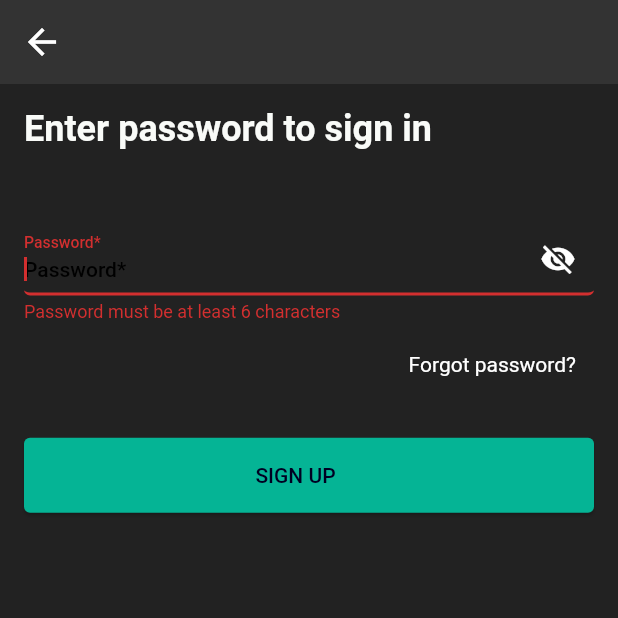
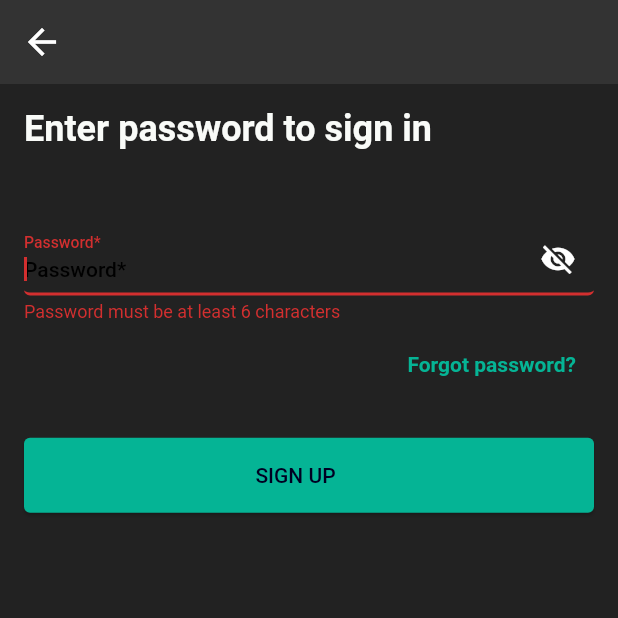
Before and after one commit to alainjr10/decor-ride, a Flutter app: the EnterPasswordScreen screen opened directly with empty values, after a tap on "SIGN UP", on a phone screen of 412 x 824 dp, the top half of it. Run offline on Flutter 3.47's test engine with Material 2 defaults, Android fonts, the light colour scheme and no system bars; our stand-ins replace cloud_firestore, dartz, firebase_auth, firebase_core, flutter_hooks, flutter_rating_bar and 7 more; missing offline and left inert: ar_flutter_plugin, arcore_flutter_plugin, model_viewer_plus; accounts and stored records are empty.

Commit message:
login now done

```diff
--- a/lib/app/providers/global_providers.dart
+++ b/lib/app/providers/global_providers.dart
@@ -8,3 +8,5 @@ final passwordValueProvider = StateProvider<AuthValueFailure>(
     (ref) => const AuthValueFailure.shortPassword(failedValue: ""));
 
 final togglePasswordVisibilityProvider = StateProvider<bool>((ref) => true);
+
+final logoutUserProvider = StateProvider<bool>((ref) => false);
--- a/lib/features/auth/data/repositories/auth_repo_impl.dart
+++ b/lib/features/auth/data/repositories/auth_repo_impl.dart
@@ -55,7 +55,8 @@ class AuthRepoImpl implements RegisterRepo, SignInRepo {
     try {
       return firebaseAuthApi.signInWithEmailAndPassword(signInUserEntity);
     } catch (e, stackTrace) {
-      "Error signing in user: $e, With Stacktrace: $stackTrace".log();
+      "From auth repo (not auth api impl) Error signing in user: $e, With Stacktrace: $stackTrace"
+          .log();
       rethrow;
     }
   }
--- a/lib/features/auth/presentation/providers/check_user_email_provider.dart
+++ b/lib/features/auth/presentation/providers/check_user_email_provider.dart
@@ -21,6 +21,7 @@ class CheckUserEmailNotifier extends StateNotifier<AsyncValue<bool>> {
       "about to check user email".log();
       // Future.delayed(const Duration(seconds: 2));
       final result = await checkUserEmailUseCase(email);
+      // "finished checking user email and value is $result".log();
       state = AsyncValue.data(result);
     } catch (e, stackTrace) {
       state = AsyncValue.error(e, stackTrace);
--- a/lib/features/auth/presentation/providers/states/auth_states.dart
+++ b/lib/features/auth/presentation/providers/states/auth_states.dart
@@ -25,6 +25,7 @@ class AuthStates with _$AuthStates {
     required bool isSubmitting,
     required bool showError,
     required bool authSuccess,
+    required String errorMessage,
     required Option<Either<AuthFailures, Unit>> authFailureOrSuccess,
   }) = _AuthStates;
 
@@ -34,5 +35,6 @@ class AuthStates with _$AuthStates {
       showError: false,
       isSubmitting: false,
       authSuccess: false,
+      errorMessage: "",
       authFailureOrSuccess: none());
 }
--- a/lib/features/auth/presentation/screens/password_screen.dart
+++ b/lib/features/auth/presentation/screens/password_screen.dart
@@ -1,7 +1,10 @@
 import 'package:decor_ride/app/providers/global_providers.dart';
 import 'package:decor_ride/app/theme_extension.dart';
 import 'package:decor_ride/common/widgets/custom_elevated_button.dart';
+import 'package:decor_ride/features/auth/domain/entities/signin_user_entity.dart';
+import 'package:decor_ride/features/auth/presentation/providers/auth_provider.dart';
 import 'package:decor_ride/features/auth/presentation/providers/check_valid_password_provider.dart';
+import 'package:decor_ride/features/auth/presentation/providers/states/auth_states.dart';
 import 'package:decor_ride/utils/constants.dart';
 import 'package:flutter/material.dart';
 import 'package:flutter_hooks/flutter_hooks.dart';
@@ -21,6 +24,19 @@ class EnterPasswordScreen extends HookConsumerWidget {
     final _formKey = useState(GlobalKey<FormState>());
     final checkValidPasswordState =
         ref.watch(checkValidPasswordNotifierProvider);
+    final FocusScopeNode currentFocus = FocusScope.of(context);
+    if (authType == "signin") {
+      ref.listen<AuthStates>(authNotifierProvider, (_, state) {
+        if (state.authSuccess == true &&
+            state.showError == false &&
+            state.isSubmitting == false) {
+          context.go('/');
+        } else if (state.authSuccess == false && state.showError == true) {
+          showErrorSnackBar(
+              context, "Error registering user: \n ${state.errorMessage}");
+        }
+      });
+    }
     return Scaffold(
       appBar: AppBar(),
       body: Padding(
@@ -104,22 +120,46 @@ class EnterPasswordScreen extends HookConsumerWidget {
                           onPressed: () {},
                           child: Text(
                             "Forgot password?",
-                            style: context.textTheme.bodyMedium,
+                            style: context.textTheme.bodyMedium!.copyWith(
+                                color: context.colorScheme.primary,
+                                fontWeight: FontWeight.bold),
                           ),
                         ),
                       ],
                     ),
               24.vGap,
-              CustomElevatedButton(
+              authType == "signup"
+                  ? CustomElevatedButton(
                       text: "SIGN UP",
                       backgroundColor: context.colorScheme.primary,
                       foregroundColor: context.colorScheme.onSecondaryContainer,
                       onPressed: () {
                         if (_formKey.value.currentState!.validate()) {
+                          if (!currentFocus.hasPrimaryFocus) {
+                            currentFocus.unfocus();
+                          }
                           context.push('/personal_details');
                         }
-
+                      },
+                    )
+                  : CustomElevatedButton(
+                      text: "SIGN UP",
+                      backgroundColor: context.colorScheme.primary,
+                      foregroundColor: context.colorScheme.onSecondaryContainer,
+                      isLoading: ref.watch(authNotifierProvider).isSubmitting,
+                      onPressed: () {
+                        if (_formKey.value.currentState!.validate()) {
+                          if (!currentFocus.hasPrimaryFocus) {
+                            currentFocus.unfocus();
+                          }
+                          SigninUserEntity signinUserEntity = SigninUserEntity(
+                              email: ref.watch(emailProvider),
+                              password: passwordController.text);
+                          ref
+                              .read(authNotifierProvider.notifier)
+                              .signInUser(signinUserEntity: signinUserEntity);
                           // context.push('/personal_details');
+                        }
                       },
                     ),
             ],
```
Also changed, not shown: lib/features/auth/presentation/providers/auth_provider.dart (+38 -0 lines), lib/features/auth/presentation/screens/email_screen.dart (+17 -10 lines), lib/features/profile/presentation/screens/profile_screen.dart (+19 -1 lines), lib/router.dart (+17 -2 lines), lib/features/auth/presentation/providers/states/auth_states.freezed.dart. Lines whose indentation alone changed are shown as unchanged.
